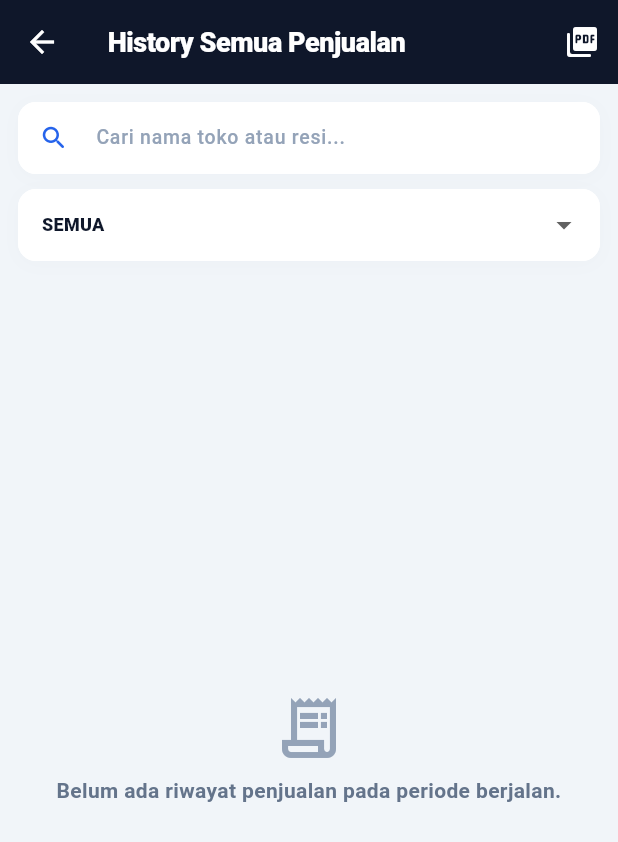
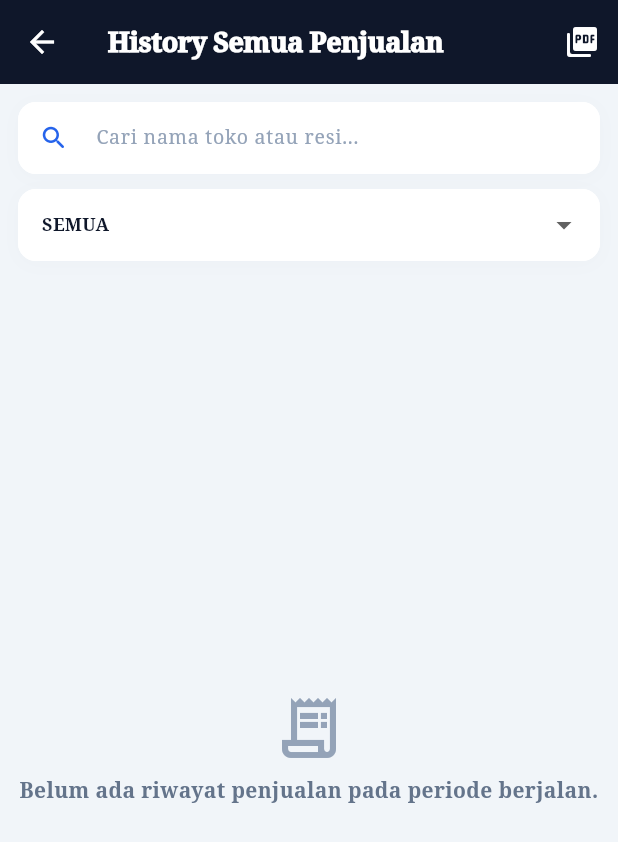
Before and after one commit to yaarnDev/Stok-Selling-Monitoring, a Flutter app: the screen it shows after launch, after a tap on the "history" icon, on a phone screen of 412 x 824 dp. Shown: the top 842 px of the screen. Run offline on Flutter 3.47's test engine with Material 3 defaults, Android fonts, the phone set to English and light mode, and no system bars; our stand-ins replace cloud_firestore, firebase_auth, firebase_core, image_picker, pdf, printing and 1 more; accounts and stored records are empty.

Commit message:
fix: update terbaru

```diff
--- a/lib/main.dart
+++ b/lib/main.dart
@@ -39,7 +39,7 @@ class MyApp extends StatelessWidget {
       debugShowCheckedModeBanner: false,
       theme: ThemeData(
         colorScheme: ColorScheme.fromSeed(seedColor: const Color(0xFF1E88E5)),
-        fontFamily: 'Roboto',
+        fontFamily: 'serif',
         useMaterial3: true,
       ),
       home: const AudienceHomeScreen(), // Membuka halaman pantau stok mewah kita
--- a/lib/screens/history_penjualan.dart
+++ b/lib/screens/history_penjualan.dart
@@ -1004,13 +1004,17 @@ class _AllSalesHistoryPageState extends State<AllSalesHistoryPage> {
     return Scaffold(
       backgroundColor: const Color(0xFFF1F5F9),
       appBar: AppBar(
-        title: const Text(
+        title: const FittedBox(
+          fit: BoxFit.scaleDown,
+          alignment: Alignment.centerLeft,
+          child: Text(
             'History Semua Penjualan',
             style: TextStyle(
                 fontWeight: FontWeight.w900,
                 fontSize: 18,
                 color: Colors.white,
                 letterSpacing: -0.3),
+          ),
         ),
         elevation: 0,
         backgroundColor: const Color(0xFF0F172A),
```
Also changed, not shown: lib/screens/nota_tempo.dart (+8 -4 lines). Lines whose indentation alone changed are shown as unchanged.
